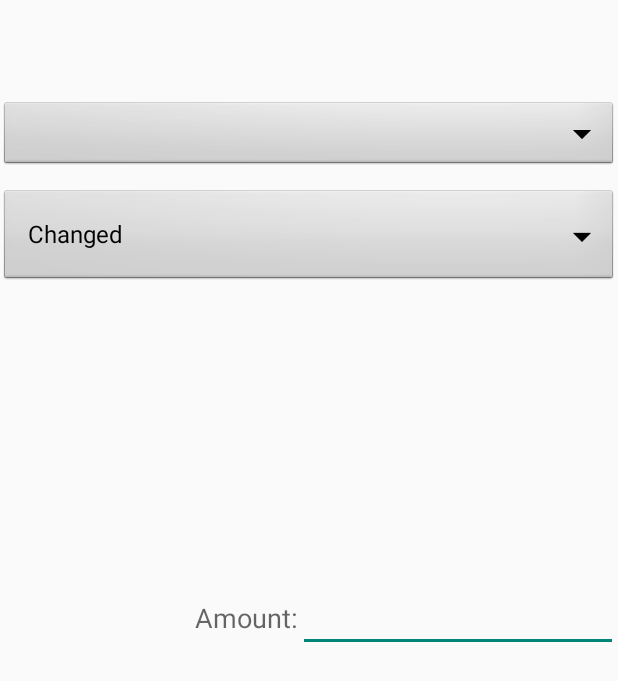
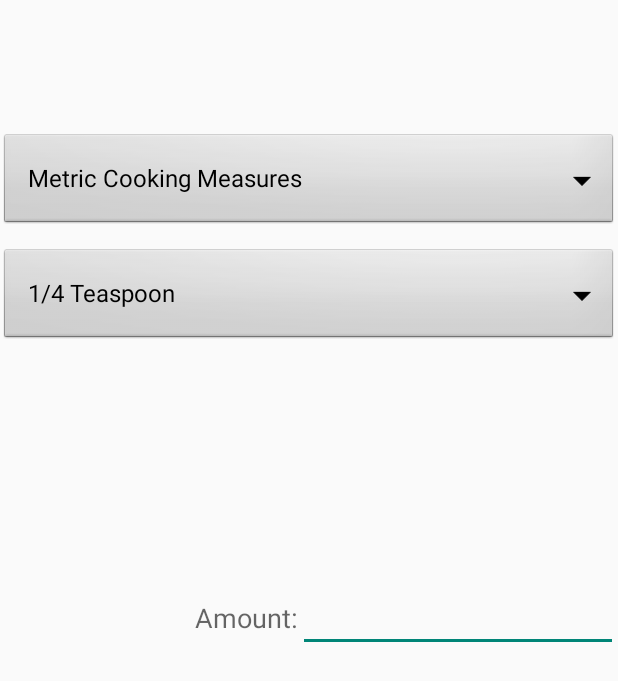
Before and after one commit to Magnetic000/Nutrient_Calculator, an Android app: the IngredientSelectionActivity screen opened directly, with no data from a screen before it, after a tap on an icon or button, on a phone screen of 412 x 824 dp. Shown: the top 681 px of the screen. Run offline under Robolectric (Android 15) with nearby library versions, the phone set to English and light mode, and no system bars; 2 statements that could not run were skipped; 2 other taps on this screen came first.

Commit message:
Work on measure selection

```diff
--- a/app/src/main/java/ics4u/ics4u_final_project/IngredientSelectionActivity.java
+++ b/app/src/main/java/ics4u/ics4u_final_project/IngredientSelectionActivity.java
@@ -31,7 +31,7 @@ public class IngredientSelectionActivity extends AppCompatActivity {
     private boolean isSearchOpened = false;
     private EditText edtSeach;
     private LinearLayoutManager lLayoutIngredient;
-    ArrayList<Ingredient> results = new ArrayList<>(), catResults = new ArrayList<>();
+    public static ArrayList<Ingredient> results = new ArrayList<>(), catResults = new ArrayList<>();
     String[] ingredientCategories;
     ArrayAdapter<String> adapter;
     Spinner ingredientDropdown;
@@ -102,6 +102,10 @@ public class IngredientSelectionActivity extends AppCompatActivity {
         return results;
     }
 
+    public static ArrayList<Ingredient> getResults(){
+        return catResults;
+    }
+
     @Override
     public boolean onCreateOptionsMenu(Menu menu) {
         // Inflate the menu; this adds items to the action bar if it is present.
@@ -158,7 +162,7 @@ public class IngredientSelectionActivity extends AppCompatActivity {
                 @Override
                 public boolean onEditorAction(TextView v, int actionId, KeyEvent event) {
                     if (actionId == EditorInfo.IME_ACTION_SEARCH) {
-                        InputMethodManager imm = (InputMethodManager)getSystemService(Context.INPUT_METHOD_SERVICE);
+                        InputMethodManager imm = (InputMethodManager) getSystemService(Context.INPUT_METHOD_SERVICE);
                         imm.hideSoftInputFromWindow(edtSeach.getWindowToken(), 0);
                         doSearch(true);
                         return true;
@@ -232,8 +236,8 @@ public class IngredientSelectionActivity extends AppCompatActivity {
 
                 rView = (RecyclerView) findViewById(R.id.recycler_view_ingredient);
                 rView.setLayoutManager(lLayoutIngredient);
-
-                rcAdapter = new IngredientAdapter(IngredientSelectionActivity.this, results);
+                catResults = (ArrayList<Ingredient>) results.clone();
+                rcAdapter = new IngredientAdapter(IngredientSelectionActivity.this, catResults);
                 rView.setAdapter(rcAdapter);
             }
         }
@@ -319,9 +323,4 @@ public class IngredientSelectionActivity extends AppCompatActivity {
             quickSort(list, l, high);
         }
     }
-
-    public void launchMeasure(){
-        Intent intent = new Intent(this, IngredientSelectionActivity.class);
-        startActivity(intent);
-    }
 }
--- a/app/src/main/java/ics4u/ics4u_final_project/MeasureSelectionActivity.java
+++ b/app/src/main/java/ics4u/ics4u_final_project/MeasureSelectionActivity.java
@@ -11,12 +11,14 @@ import android.widget.TextView;
 
 
 public class MeasureSelectionActivity extends AppCompatActivity {
-
+    Ingredient selected;
 
     @Override
     protected void onCreate(Bundle savedInstanceState) {
         super.onCreate(savedInstanceState);
-        AdapterView.OnItemSelectedListener onSpinner = new AdapterView.OnItemSelectedListener() {
+        selected = IngredientSelectionActivity.getResults().get(RecyclerViewHolders.location);
+        System.out.println(selected);
+        AdapterView.OnItemSelectedListener onSpinnerType = new AdapterView.OnItemSelectedListener() {
             @Override
             public void onItemSelected(AdapterView<?> parent, View view, int position, long id) {
             }
@@ -25,16 +27,32 @@ public class MeasureSelectionActivity extends AppCompatActivity {
             public void onNothingSelected(AdapterView<?> parent) {
             }
         };
+        AdapterView.OnItemSelectedListener onSpinnerSize = new AdapterView.OnItemSelectedListener() {
+            @Override
+            public void onItemSelected(AdapterView<?> parent, View view, int position, long id) {
+            }
+
+            @Override
+            public void onNothingSelected(AdapterView<?> parent) {
+            }
+        };
+        TextView name = (TextView) findViewById(R.id.ingredient_title);
+        name.setText(selected.getName());
+
         setContentView(R.layout.measure_selector);
-        Spinner dropdown = (Spinner) findViewById(R.id.measurement_amount);
-        String[] items = new String[]{"", "1", "2", "three"};
-        ArrayAdapter<String> adapter = new ArrayAdapter<String>(this, android.R.layout.simple_spinner_dropdown_item, items);
-        dropdown.setPrompt("Please select a value");
-        dropdown.setAdapter(adapter);
-        dropdown.setOnItemSelectedListener(onSpinner);
-        items[0] = "Changed";
-        adapter.notifyDataSetChanged();//tells adapter that data set has changed and updates
+        Spinner measureType = (Spinner) findViewById(R.id.measurement_type);
+        String[] types = {"Metric Cooking Measures", "mL", "g", "other"};
+        measureType.setPrompt("Please select a measure type");
+        ArrayAdapter<String> typesAdapter = new ArrayAdapter<String>(this, android.R.layout.simple_spinner_dropdown_item, types);
+        measureType.setAdapter(typesAdapter);
+        measureType.setOnItemSelectedListener(onSpinnerType);
 
+        Spinner measureSize = (Spinner) findViewById(R.id.measurement_amount);
+        String[] items = new String[]{"1/4 Teaspoon", "1/2 Teaspoon", "1 Teaspoon", "1 Tablespoon", "1/4 Cup", "1/3 Cup", "1/2 Cup", "1 Cup"};
+        ArrayAdapter<String> sizeAdapter = new ArrayAdapter<String>(this, android.R.layout.simple_spinner_dropdown_item, items);
+        measureSize.setPrompt("Please select a measure");
+        measureSize.setAdapter(sizeAdapter);
+        measureSize.setOnItemSelectedListener(onSpinnerSize);
 
     }
 
--- a/app/src/main/java/ics4u/ics4u_final_project/RecyclerViewHolders.java
+++ b/app/src/main/java/ics4u/ics4u_final_project/RecyclerViewHolders.java
@@ -17,6 +17,7 @@ public class RecyclerViewHolders extends RecyclerView.ViewHolder implements View
     public static boolean openMeasure = false;
     public static boolean openRecipe = false;
     private final Context context;
+    public static int location = 0;
     public RecyclerViewHolders(View itemView, Context context) {
         super(itemView);
         itemView.setOnClickListener(this);
@@ -31,6 +32,7 @@ public class RecyclerViewHolders extends RecyclerView.ViewHolder implements View
         if (IngredientSelectionActivity.onIngredient) {
             Intent intent = new Intent(this.context,MeasureSelectionActivity.class);
             context.startActivity(intent);
+            location = Toast.LENGTH_SHORT;
         } else {
             openRecipe = true;
             Toast.makeText(view.getContext(), "Clicked Country Position = " + getPosition(), Toast.LENGTH_SHORT).show();
--- a/app/src/main/res/layout/measure_selector.xml
+++ b/app/src/main/res/layout/measure_selector.xml
@@ -8,14 +8,21 @@
         android:layout_width="match_parent"
         android:layout_height="wrap_content"
         android:id="@id/toolbar" />
-
+    <TextView
+        android:layout_width="match_parent"
+        android:layout_height="wrap_content"
+        android:textAppearance="?android:attr/textAppearanceMedium"
+        android:id="@+id/ingredient_title"
+        android:layout_below="@id/toolbar"
+        android:textSize="15sp"
+        />
     <Spinner
         android:id="@+id/measurement_type"
         android:layout_width="match_parent"
         android:layout_height="wrap_content"
         android:background="@android:drawable/btn_dropdown"
         android:spinnerMode="dialog"
-        android:layout_below="@id/toolbar"
+        android:layout_below="@id/ingredient_title"
         android:layout_marginTop="10dp" />
 
     <Spinner
@@ -45,4 +52,6 @@
         android:layout_centerVertical="true"
         android:layout_toStartOf="@+id/ingredient_amount" />
 
+
+
 </RelativeLayout>
```
